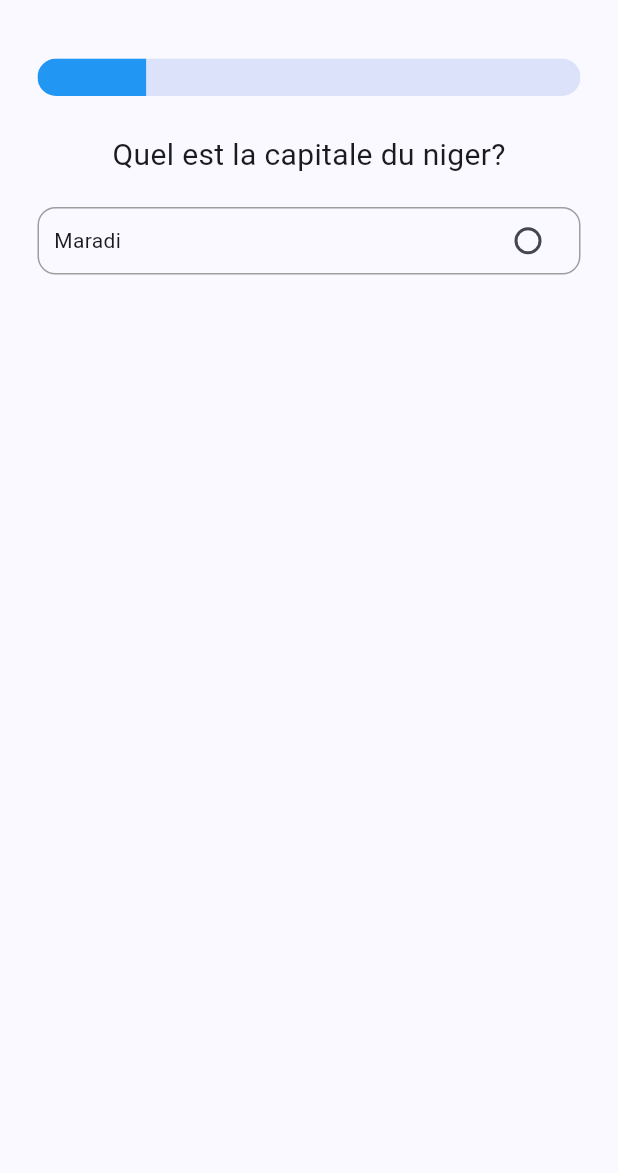
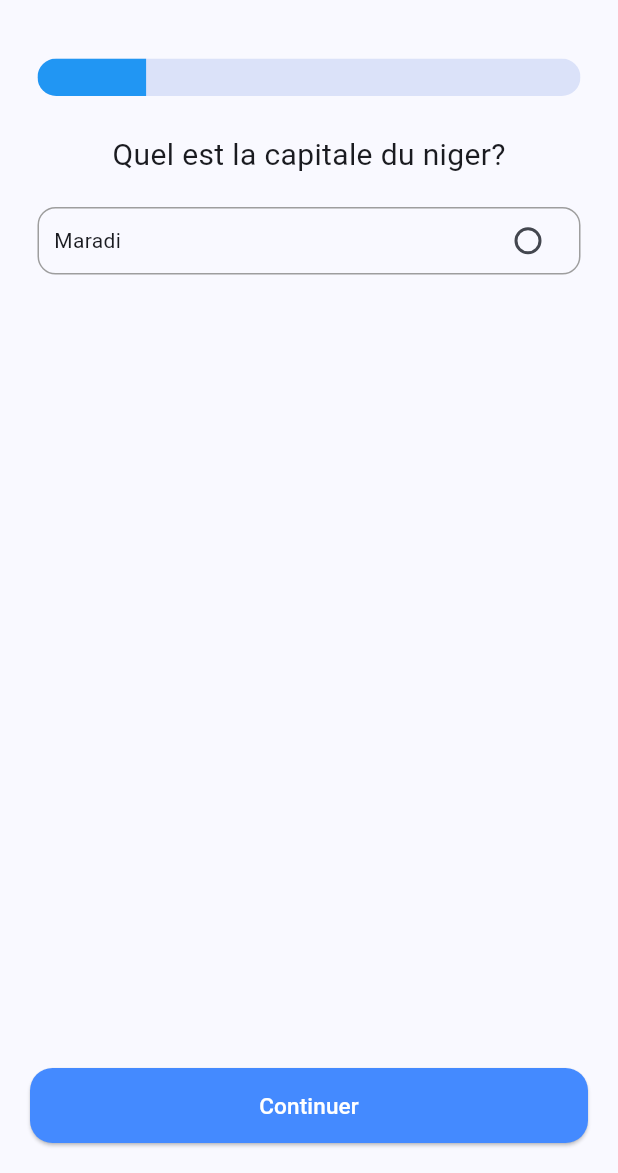
Before and after one commit to Alk096/niger-quiz, a Flutter app: the screen it shows after launch, on a phone screen of 412 x 824 dp, the part 63-1236 px from its top. Run offline on Flutter 3.47's test engine with Material 3 defaults, Android fonts, the phone set to English and light mode, and no system bars.

Commit message:
Quiz Page reponse

```diff
--- a/lib/screens/quiz_screen.dart
+++ b/lib/screens/quiz_screen.dart
@@ -80,6 +80,28 @@ class _QuizScreenState extends State<QuizScreen> {
           ],
         ),
       ),
+
+      bottomNavigationBar: Padding(
+        padding: const EdgeInsets.all(20.0),
+        child: SizedBox(
+          height: 50,
+          width: double.infinity,
+          child: ElevatedButton(
+            onPressed: () {
+            },
+            child: Text(
+              'Continuer',
+              style: TextStyle(fontSize: 15, color: Colors.white),
+            ),
+            style: ElevatedButton.styleFrom(
+              backgroundColor: Colors.blueAccent,
+              shape: RoundedRectangleBorder(
+                borderRadius: BorderRadius.circular(15),
+              ),
+            ),
+          ),
+        ),
+      ),
     );
   }
 }
```
